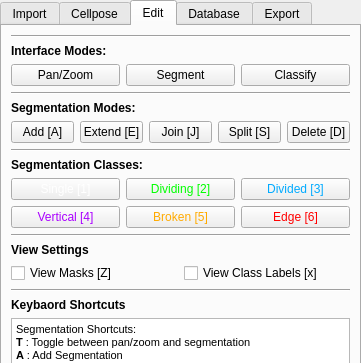
Old version of the form src/napari_akseg/akseg_ui.ui in the repository piedrro/napari-akseg; both pictures show x 0 to 361 and y 0 to 363 of the 361 by 834 pixel window.
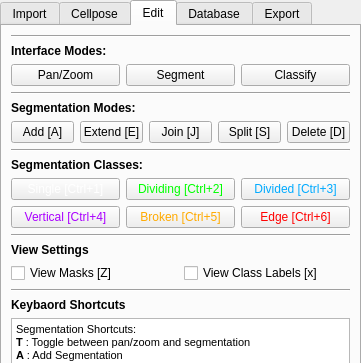
New version of the form. The open tabs and pages were chosen to show the change.

```diff
--- a/src/napari_akseg/akseg_ui.ui
+++ b/src/napari_akseg/akseg_ui.ui
@@ -924,7 +924,7 @@
          <string notr="true">color: rgb(255, 0, 0);</string>
         </property>
         <property name="text">
-         <string>Edge [6]</string>
+         <string>Edge [Ctrl+6]</string>
         </property>
        </widget>
       </item>
@@ -934,7 +934,7 @@
          <string notr="true">color: rgb(0, 170, 255);</string>
         </property>
         <property name="text">
-         <string>Divided [3]</string>
+         <string>Divided [Ctrl+3]</string>
         </property>
        </widget>
       </item>
@@ -945,7 +945,7 @@
 color: rgb(0, 255, 0);</string>
         </property>
         <property name="text">
-         <string>Dividing [2]</string>
+         <string>Dividing [Ctrl+2]</string>
         </property>
        </widget>
       </item>
@@ -955,7 +955,7 @@
          <string notr="true">color:rgb(170, 0, 255)</string>
         </property>
         <property name="text">
-         <string>Vertical [4]</string>
+         <string>Vertical [Ctrl+4]</string>
         </property>
        </widget>
       </item>
@@ -965,7 +965,7 @@
          <string notr="true">color: rgb(255, 170, 0);</string>
         </property>
         <property name="text">
-         <string>Broken [5]</string>
+         <string>Broken [Ctrl+5]</string>
         </property>
        </widget>
       </item>
@@ -975,7 +975,7 @@
          <string notr="true">color: rgb(255, 255, 255);</string>
         </property>
         <property name="text">
-         <string>Single [1]</string>
+         <string>Single [Ctrl+1]</string>
         </property>
        </widget>
       </item>
```
